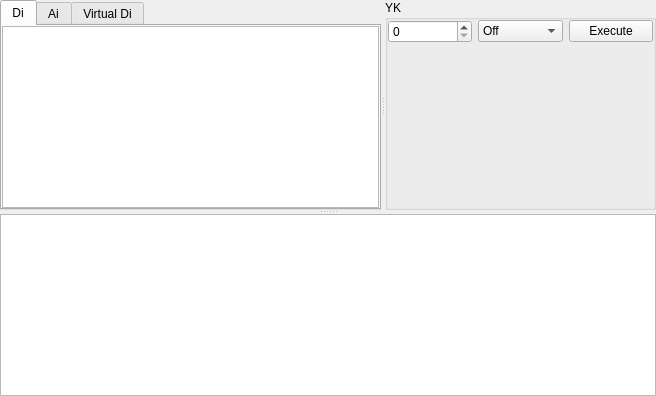
Above: CdtTools/ui/cdtworkwidget.ui from CGinMax/ProtocolTools before the change. Below: the same form after it.
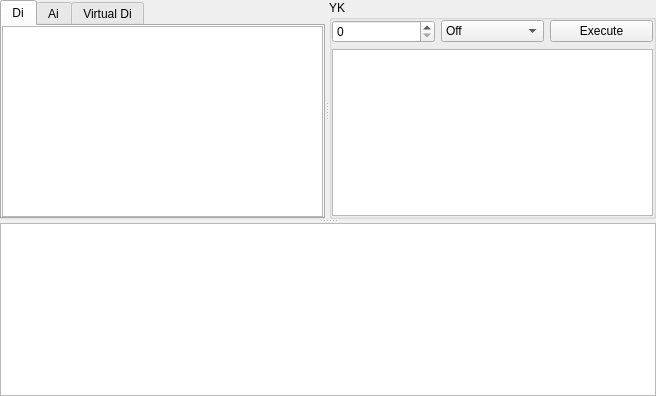
That is the form after the change.

```diff
--- a/CdtTools/ui/cdtworkwidget.ui
+++ b/CdtTools/ui/cdtworkwidget.ui
@@ -120,6 +120,9 @@
         <property name="rightMargin">
          <number>0</number>
         </property>
+        <property name="bottomMargin">
+         <number>0</number>
+        </property>
         <item>
          <layout class="QHBoxLayout" name="horizontalLayout">
           <item>
@@ -149,17 +152,11 @@
          </layout>
         </item>
         <item>
-         <spacer name="verticalSpacer">
-          <property name="orientation">
-           <enum>Qt::Vertical</enum>
+         <widget class="QPlainTextEdit" name="textYkInfo">
+          <property name="readOnly">
+           <bool>true</bool>
           </property>
-          <property name="sizeHint" stdset="0">
-           <size>
-            <width>20</width>
-            <height>135</height>
-           </size>
-          </property>
-         </spacer>
+         </widget>
         </item>
        </layout>
       </widget>
```
